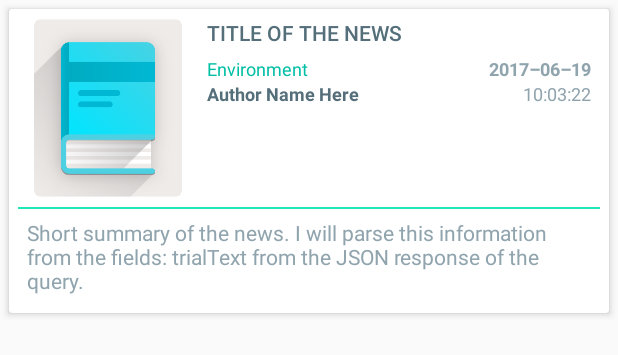
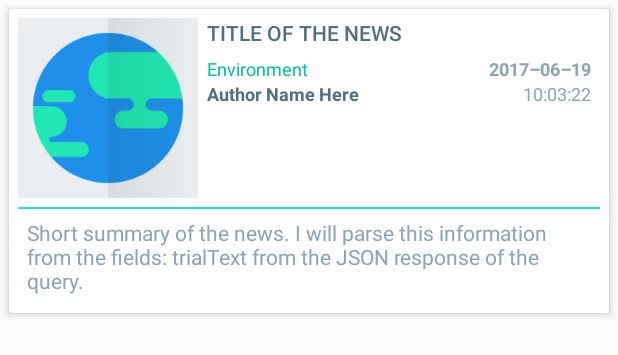
Before and after one commit to fireflyfif/Earth-News, an Android app: the layout list_item.xml on its own in the app's theme, with its tools: preview values and no code run, on a phone screen of 412 x 824 dp. Shown: the top 355 px of the screen. Run offline under Robolectric (Android 15) with nearby library versions, the phone set to English and light mode, and no system bars.

Commit message:
add launcher icon and image placeholder

```diff
--- a/app/src/main/res/layout/list_item.xml
+++ b/app/src/main/res/layout/list_item.xml
@@ -24,7 +24,7 @@
                     android:id="@+id/thumbnail_news"
                     style="@style/news_images"
                     android:contentDescription="@string/content_image_news"
-                    android:src="@drawable/librarian_book_01" />
+                    android:src="@drawable/news_image_2" />
 
                 <LinearLayout style="@style/layout_newsInfo">
 
--- a/app/src/main/res/values/styles.xml
+++ b/app/src/main/res/values/styles.xml
@@ -44,7 +44,7 @@
     <!-- Text News Section Name-->
     <style name="textTitle.section">
         <item name="android:layout_width">@dimen/width_0dp</item>
-        <item name="android:layout_weight">2</item>
+        <item name="android:layout_weight">1</item>
         <item name="android:gravity">start</item>
         <item name="android:textColor">@color/colorPrimaryDark</item>
         <item name="android:textSize">@dimen/text_subtitle</item>
```
Also changed, not shown: app/src/main/java/com/example/android/earth_news/EarthNewsAdapter.java (+10 -2 lines), app/src/main/ic_launcher-web.png (added), app/src/main/res/drawable-hdpi/news_image_2.png (added), app/src/main/res/drawable-mdpi/news_image_2.png (added), app/src/main/res/drawable-xhdpi/news_image_2.png (added), app/src/main/res/drawable-xxhdpi/news_image_2.png (added), app/src/main/res/drawable-xxxhdpi/news_image_2.png (added), app/src/main/res/drawable/ic_filter.png (deleted), app/src/main/res/drawable/librarian_book_01.png (deleted), app/src/main/res/mipmap-hdpi/ic_launcher.png, app/src/main/res/mipmap-mdpi/ic_launcher.png, app/src/main/res/mipmap-xhdpi/ic_launcher.png, app/src/main/res/mipmap-xxhdpi/ic_launcher.png, app/src/main/res/mipmap-xxxhdpi/ic_launcher.png.
